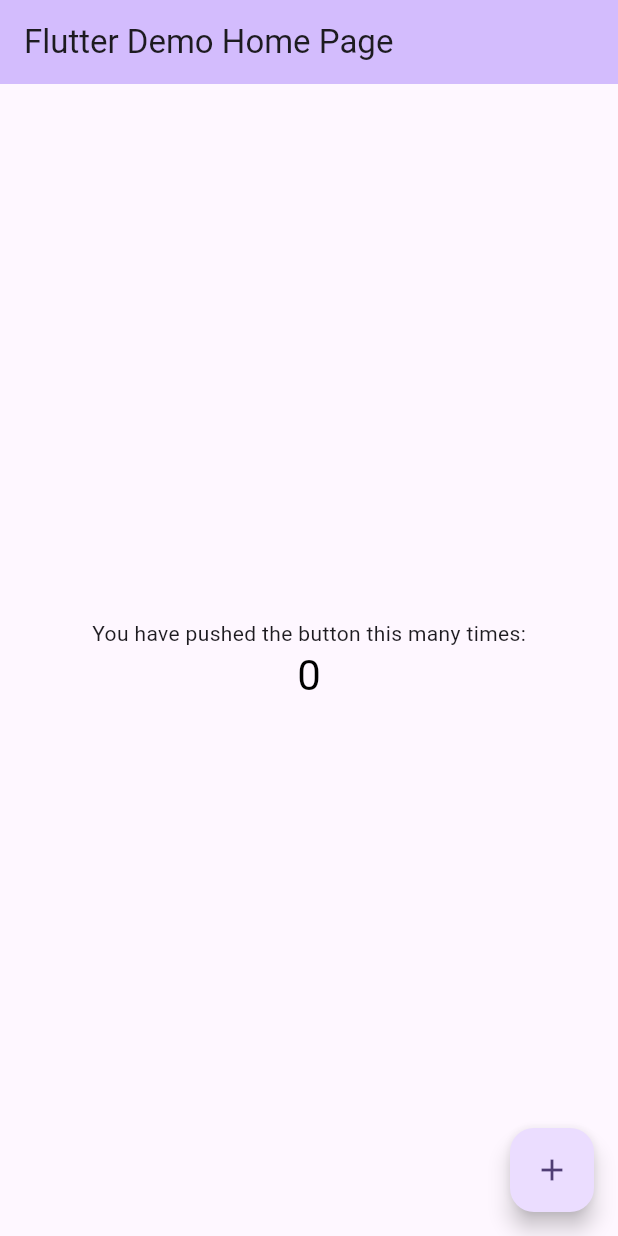
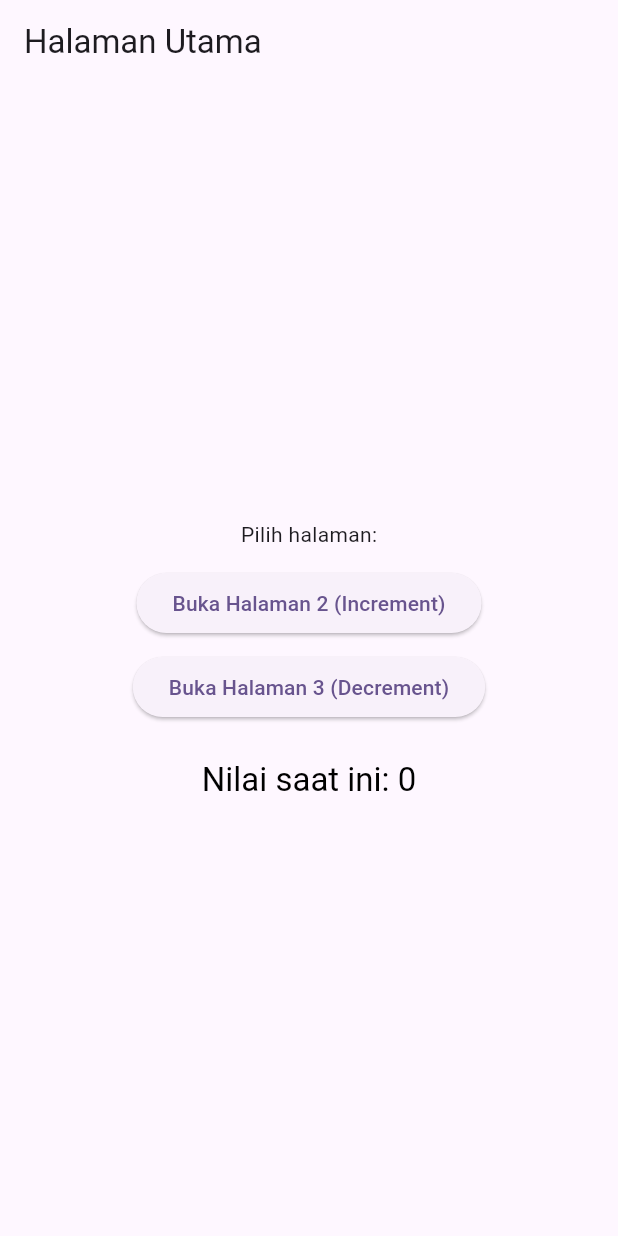
Before and after one commit to vinnn99/assignment_mobile, a Flutter app: the screen it shows after launch, on a phone screen of 412 x 824 dp. Run offline on Flutter 3.47's test engine with Material 3 defaults, Android fonts, the light colour scheme and no system bars.

Commit message:
Split pages; add CounterModel and named routes

```diff
--- /dev/null
+++ b/lib/counter_model.dart
@@ -0,0 +1,33 @@
+import 'dart:math';
+
+import 'package:flutter/material.dart';
+
+class CounterModel extends ChangeNotifier {
+  int _value = 0;
+  Color _color = Colors.black;
+  final Random _rnd = Random();
+
+  int get value => _value;
+  Color get color => _color;
+
+  void _pickRandomColor() {
+    _color = Color.fromARGB(
+      255,
+      _rnd.nextInt(256),
+      _rnd.nextInt(256),
+      _rnd.nextInt(256),
+    );
+  }
+
+  void increment() {
+    _value++;
+    _pickRandomColor();
+    notifyListeners();
+  }
+
+  void decrement() {
+    _value--;
+    _pickRandomColor();
+    notifyListeners();
+  }
+}
--- a/lib/main.dart
+++ b/lib/main.dart
@@ -1,134 +1,37 @@
 import 'package:flutter/material.dart';
+import 'package:assignment_mobile/counter_model.dart';
+import 'package:assignment_mobile/pages/home_page.dart';
+import 'package:assignment_mobile/pages/increment_page.dart';
+import 'package:assignment_mobile/pages/decrement_page.dart';
 
 void main() {
   runApp(const MyApp());
 }
 
-class MyApp extends StatelessWidget {
+class MyApp extends StatefulWidget {
   const MyApp({super.key});
 
-  // This widget is the root of your application.
+  @override
+  State<MyApp> createState() => _MyAppState();
+}
+
+class _MyAppState extends State<MyApp> {
+  final CounterModel _model = CounterModel();
+
   @override
   Widget build(BuildContext context) {
     return MaterialApp(
-      title: 'Flutter Demo',
+      title: 'Named Routes Counter',
       theme: ThemeData(
-        // This is the theme of your application.
-        //
-        // TRY THIS: Try running your application with "flutter run". You'll see
-        // the application has a purple toolbar. Then, without quitting the app,
-        // try changing the seedColor in the colorScheme below to Colors.green
-        // and then invoke "hot reload" (save your changes or press the "hot
-        // reload" button in a Flutter-supported IDE, or press "r" if you used
-        // the command line to start the app).
-        //
-        // Notice that the counter didn't reset back to zero; the application
-        // state is not lost during the reload. To reset the state, use hot
-        // restart instead.
-        //
-        // This works for code too, not just values: Most code changes can be
-        // tested with just a hot reload.
         colorScheme: ColorScheme.fromSeed(seedColor: Colors.deepPurple),
+        useMaterial3: true,
       ),
-      home: const MyHomePage(title: 'Flutter Demo Home Page'),
+      initialRoute: '/',
+      routes: {
+        '/': (context) => HomePage(model: _model),
+        '/increment': (context) => IncrementPage(model: _model),
+        '/decrement': (context) => DecrementPage(model: _model),
+      },
     );
   }
 }
-
-class MyHomePage extends StatefulWidget {
-  const MyHomePage({super.key, required this.title});
-
-  // This widget is the home page of your application. It is stateful, meaning
-  // that it has a State object (defined below) that contains fields that affect
-  // how it looks.
-
-  // This class is the configuration for the state. It holds the values (in this
-  // case the title) provided by the parent (in this case the App widget) and
-  // used by the build method of the State. Fields in a Widget subclass are
-  // always marked "final".
-
-  final String title;
-
-  @override
-  State<MyHomePage> createState() => _MyHomePageState();
-}
-
-class _MyHomePageState extends State<MyHomePage> {
-  int _counter = 0;
-  final List<Color> _colors = [
-    Colors.red,
-    Colors.green,
-    Colors.blue,
-    Colors.orange,
-    Colors.purple,
-    Colors.teal,
-  ];
-  Color _currentColor = Colors.black;
-
-  void _incrementCounter() {
-    setState(() {
-      // This call to setState tells the Flutter framework that something has
-      // changed in this State, which causes it to rerun the build method below
-      // so that the display can reflect the updated values. If we changed
-      // _counter without calling setState(), then the build method would not be
-      // called again, and so nothing would appear to happen.
-      _counter++;
-      _currentColor = _colors[_counter % _colors.length];
-    });
-  }
-
-  @override
-  Widget build(BuildContext context) {
-    // This method is rerun every time setState is called, for instance as done
-    // by the _incrementCounter method above.
-    //
-    // The Flutter framework has been optimized to make rerunning build methods
-    // fast, so that you can just rebuild anything that needs updating rather
-    // than having to individually change instances of widgets.
-    return Scaffold(
-      appBar: AppBar(
-        // TRY THIS: Try changing the color here to a specific color (to
-        // Colors.amber, perhaps?) and trigger a hot reload to see the AppBar
-        // change color while the other colors stay the same.
-        backgroundColor: Theme.of(context).colorScheme.inversePrimary,
-        // Here we take the value from the MyHomePage object that was created by
-        // the App.build method, and use it to set our appbar title.
-        title: Text(widget.title),
-      ),
-      body: Center(
-        // Center is a layout widget. It takes a single child and positions it
-        // in the middle of the parent.
-        child: Column(
-          // Column is also a layout widget. It takes a list of children and
-          // arranges them vertically. By default, it sizes itself to fit its
-          // children horizontally, and tries to be as tall as its parent.
-          //
-          // Column has various properties to control how it sizes itself and
-          // how it positions its children. Here we use mainAxisAlignment to
-          // center the children vertically; the main axis here is the vertical
-          // axis because Columns are vertical (the cross axis would be
-          // horizontal).
-          //
-          // TRY THIS: Invoke "debug painting" (choose the "Toggle Debug Paint"
-          // action in the IDE, or press "p" in the console), to see the
-          // wireframe for each widget.
-          mainAxisAlignment: MainAxisAlignment.center,
-          children: <Widget>[
-            const Text('You have pushed the button this many times:'),
-            Text(
-              '$_counter',
-              style: Theme.of(
-                context,
-              ).textTheme.headlineMedium?.copyWith(color: _currentColor),
-            ),
-          ],
-        ),
-      ),
-      floatingActionButton: FloatingActionButton(
-        onPressed: _incrementCounter,
-        tooltip: 'Increment',
-        child: const Icon(Icons.add),
-      ), // This trailing comma makes auto-formatting nicer for build methods.
-    );
-  }
-}
--- /dev/null
+++ b/lib/pages/home_page.dart
@@ -0,0 +1,42 @@
+import 'package:flutter/material.dart';
+import 'package:assignment_mobile/counter_model.dart';
+
+class HomePage extends StatelessWidget {
+  final CounterModel model;
+  const HomePage({super.key, required this.model});
+
+  @override
+  Widget build(BuildContext context) {
+    return Scaffold(
+      appBar: AppBar(title: const Text('Halaman Utama')),
+      body: Center(
+        child: Column(
+          mainAxisAlignment: MainAxisAlignment.center,
+          children: [
+            const Text('Pilih halaman:'),
+            const SizedBox(height: 12),
+            ElevatedButton(
+              onPressed: () => Navigator.pushNamed(context, '/increment'),
+              child: const Text('Buka Halaman 2 (Increment)'),
+            ),
+            const SizedBox(height: 8),
+            ElevatedButton(
+              onPressed: () => Navigator.pushNamed(context, '/decrement'),
+              child: const Text('Buka Halaman 3 (Decrement)'),
+            ),
+            const SizedBox(height: 24),
+            AnimatedBuilder(
+              animation: model,
+              builder: (context, _) => Text(
+                'Nilai saat ini: ${model.value}',
+                style: Theme.of(
+                  context,
+                ).textTheme.titleLarge?.copyWith(color: model.color),
+              ),
+            ),
+          ],
+        ),
+      ),
+    );
+  }
+}
```
Also changed, not shown: lib/pages/decrement_page.dart (added, +31 -0 lines), lib/pages/increment_page.dart (added, +30 -0 lines).
